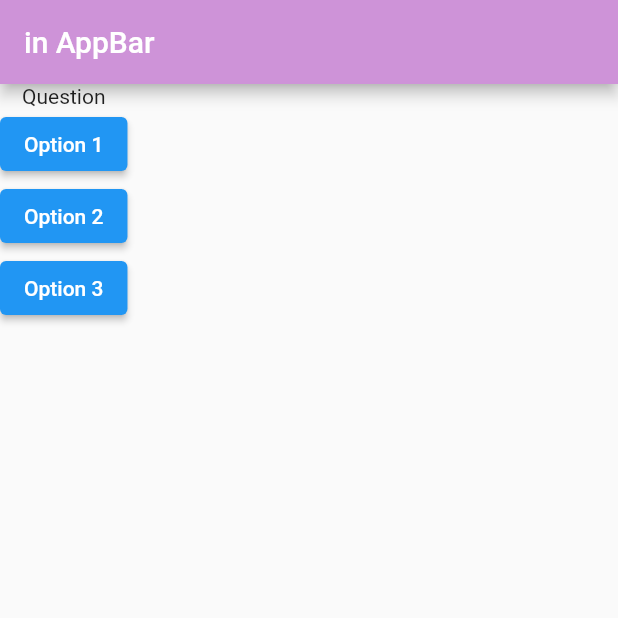
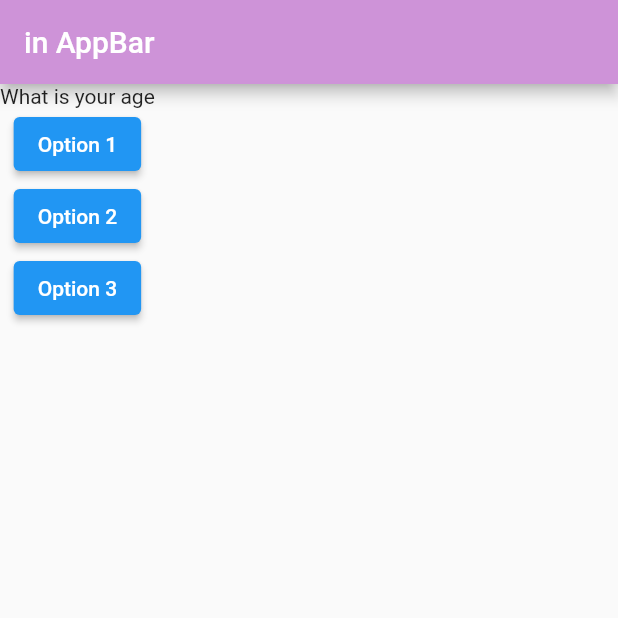
Before and after one commit to nerdpepe/Flutter-Mania, a Flutter app: the screen it shows after launch, after a tap on "Option 1", on a phone screen of 412 x 824 dp, the top half of it. Run offline on Flutter 3.47's test engine with Material 2 defaults, Android fonts, the phone set to English and light mode, and no system bars.

```diff
--- a/Apps/app_scratch/lib/main.dart
+++ b/Apps/app_scratch/lib/main.dart
@@ -4,10 +4,26 @@ void main() {
   runApp(MyApp());
 }
 
-class MyApp extends StatelessWidget {
-  // for onPressed button
+// Now MyApp extends 'Stateful' widget instead of the previous 'Stateless'
+class MyApp extends StatefulWidget {
+  @override
+  State<StatefulWidget> createState() {
+    return MyAppState();
+  }
+}
+
+class MyAppState extends State<MyApp> {
+  var questions = [
+    'What is your name?',
+    'What is your age',
+    'What is your favorite food'
+  ];
+  int quesIndex = 0;
+  // for onPressed button - uses setState to rebuild widget tree on change
   void answerChosen() {
-    print('Answer chosen!');
+    setState(() {
+      quesIndex++;
+    });
   }
 
   @override
@@ -22,17 +38,17 @@ class MyApp extends StatelessWidget {
         ),
         body: Column(
           children: [
-            Text('Question'),
+            Text(questions[quesIndex]),
             ElevatedButton(
               onPressed: answerChosen,
               child: Text('Option 1'),
             ),
             ElevatedButton(
-              onPressed: () => print('Answer 2 chosen!'),
+              onPressed: answerChosen,
               child: Text('Option 2'),
             ),
             ElevatedButton(
-              onPressed: () => print('Answer 3 chosen!'),
+              onPressed: answerChosen,
               child: Text('Option 3'),
             ),
           ],
```
